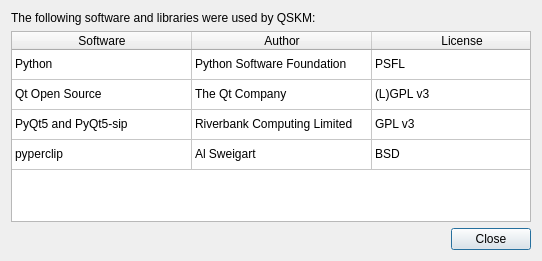
Old version of the form ui/OssUsed.ui in the repository kazum1kun/QSteamKeyManager.
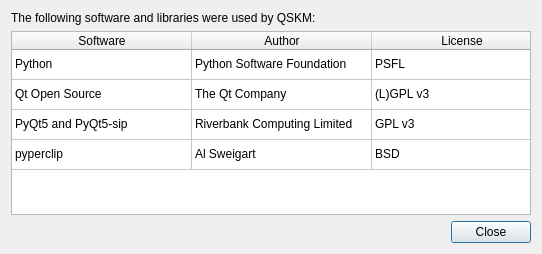
New version of the form.

What changed in the file:
```diff
--- a/ui/OssUsed.ui
+++ b/ui/OssUsed.ui
@@ -7,7 +7,7 @@
                 <x>0</x>
                 <y>0</y>
                 <width>542</width>
-                <height>261</height>
+                <height>254</height>
             </rect>
         </property>
         <property name="windowTitle">
```
Left out of the diff: 19 changed lines with no effect on the pictures.
